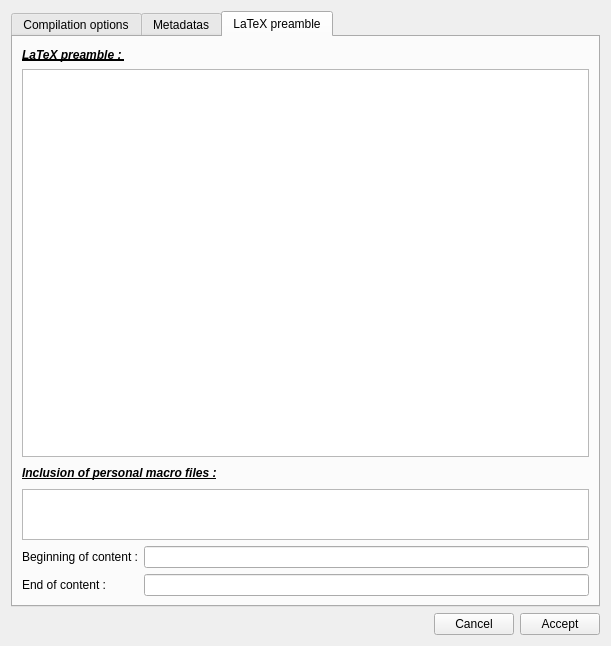
Skade86/texomaker, file ui/dirprefdialog.ui: the form before one commit.
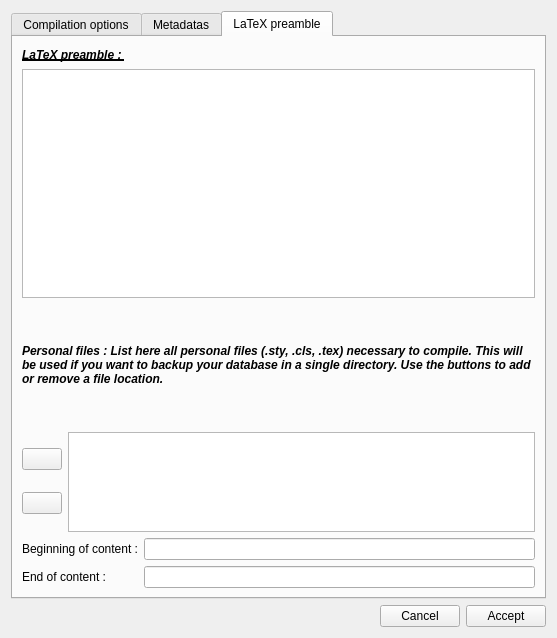
The form after the commit. Icons and pictures are not drawn.

Patch:
```diff
--- a/ui/dirprefdialog.ui
+++ b/ui/dirprefdialog.ui
@@ -9,8 +9,8 @@
    <rect>
     <x>0</x>
     <y>0</y>
-    <width>611</width>
-    <height>646</height>
+    <width>557</width>
+    <height>638</height>
    </rect>
   </property>
   <property name="windowTitle">
@@ -454,7 +454,7 @@
       <attribute name="title">
        <string>LaTeX preamble</string>
       </attribute>
-      <layout class="QVBoxLayout" name="verticalLayout">
+      <layout class="QVBoxLayout" name="verticalLayout_8">
        <item>
         <layout class="QHBoxLayout" name="horizontalLayout">
          <item>
@@ -495,6 +495,12 @@
        </item>
        <item>
         <widget class="QTextEdit" name="instructionEdit">
+         <property name="minimumSize">
+          <size>
+           <width>0</width>
+           <height>0</height>
+          </size>
+         </property>
          <property name="font">
           <font>
            <family>Lucida Grande</family>
@@ -523,7 +529,7 @@
         </widget>
        </item>
        <item>
-        <layout class="QHBoxLayout" name="horizontalLayout_7">
+        <layout class="QVBoxLayout" name="verticalLayout_7">
          <item>
           <widget class="QLabel" name="label_13">
            <property name="font">
@@ -531,57 +537,80 @@
              <weight>75</weight>
              <italic>true</italic>
              <bold>true</bold>
-             <underline>true</underline>
+             <underline>false</underline>
             </font>
            </property>
            <property name="text">
-            <string>Inclusion of personal macro files :</string>
+            <string>Personal files : List here all personal files (.sty, .cls, .tex) necessary to compile. This will be used if you want to backup your database in a single directory. Use the buttons to add or remove a file location.</string>
+           </property>
+           <property name="textFormat">
+            <enum>Qt::RichText</enum>
+           </property>
+           <property name="scaledContents">
+            <bool>true</bool>
+           </property>
+           <property name="wordWrap">
+            <bool>true</bool>
            </property>
           </widget>
          </item>
          <item>
-          <spacer name="horizontalSpacer_6">
-           <property name="orientation">
-            <enum>Qt::Horizontal</enum>
-           </property>
-           <property name="sizeHint" stdset="0">
-            <size>
-             <width>268</width>
-             <height>20</height>
-            </size>
-           </property>
-          </spacer>
+          <layout class="QHBoxLayout" name="horizontalLayout_7">
+           <item>
+            <layout class="QVBoxLayout" name="verticalLayout">
+             <item>
+              <widget class="QPushButton" name="addMacroFileButton">
+               <property name="enabled">
+                <bool>true</bool>
+               </property>
+               <property name="focusPolicy">
+                <enum>Qt::NoFocus</enum>
+               </property>
+               <property name="toolTip">
+                <string>&lt;html&gt;&lt;head/&gt;&lt;body&gt;&lt;p&gt;Ajouter un fichier personnel à la liste.&lt;/p&gt;&lt;/body&gt;&lt;/html&gt;</string>
+               </property>
+               <property name="text">
+                <string/>
+               </property>
+               <property name="icon">
+                <iconset resource="../ressources.qrc">
+                 <normaloff>:/images/ajouter.png</normaloff>:/images/ajouter.png</iconset>
+               </property>
+              </widget>
+             </item>
+             <item>
+              <widget class="QPushButton" name="delMacroFileButton">
+               <property name="focusPolicy">
+                <enum>Qt::NoFocus</enum>
+               </property>
+               <property name="toolTip">
+                <string>&lt;html&gt;&lt;head/&gt;&lt;body&gt;&lt;p&gt;Enlever un fichier personnel de la liste.&lt;/p&gt;&lt;/body&gt;&lt;/html&gt;</string>
+               </property>
+               <property name="text">
+                <string/>
+               </property>
+               <property name="icon">
+                <iconset resource="../ressources.qrc">
+                 <normaloff>:/images/del.png</normaloff>:/images/del.png</iconset>
+               </property>
+              </widget>
+             </item>
+            </layout>
+           </item>
+           <item>
+            <widget class="QListWidget" name="macroFilesList">
+             <property name="maximumSize">
+              <size>
+               <width>16777215</width>
+               <height>100</height>
+              </size>
+             </property>
+            </widget>
+           </item>
+          </layout>
          </item>
         </layout>
        </item>
-       <item>
-        <widget class="QTextEdit" name="macroFilesEdit">
-         <property name="sizePolicy">
-          <sizepolicy hsizetype="Expanding" vsizetype="Fixed">
-           <horstretch>0</horstretch>
-           <verstretch>0</verstretch>
-          </sizepolicy>
-         </property>
-         <property name="minimumSize">
-          <size>
-           <width>0</width>
-           <height>0</height>
-          </size>
-         </property>
-         <property name="maximumSize">
-          <size>
-           <width>16777215</width>
-           <height>51</height>
-          </size>
-         </property>
-         <property name="font">
-          <font>
-           <family>Lucida Grande</family>
-           <pointsize>12</pointsize>
-          </font>
-         </property>
-        </widget>
-       </item>
        <item>
         <layout class="QGridLayout" name="gridLayout_2">
          <item row="0" column="0">
```
Left out of the diff: 2 changed lines with no effect on the pictures.
